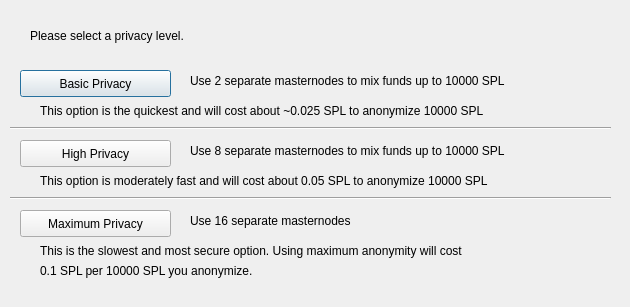
Before: the Qt Designer form src/qt/forms/obfuscationconfig.ui in MotoAcidic/Altbet-2.0.0.0, drawn with Qt 5.
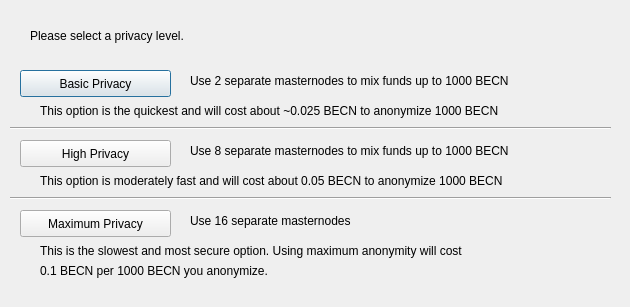
After: the same form once the commit is applied.

What changed in the file:
```diff
--- a/src/qt/forms/obfuscationconfig.ui
+++ b/src/qt/forms/obfuscationconfig.ui
@@ -75,7 +75,7 @@
     </rect>
    </property>
    <property name="text">
-    <string>Use 2 separate masternodes to mix funds up to 10000 SPL</string>
+    <string>Use 2 separate masternodes to mix funds up to 1000 BECN</string>
    </property>
   </widget>
   <widget class="QLabel" name="label_3">
@@ -88,7 +88,7 @@
     </rect>
    </property>
    <property name="text">
-    <string>Use 8 separate masternodes to mix funds up to 10000 SPL</string>
+    <string>Use 8 separate masternodes to mix funds up to 1000 BECN</string>
    </property>
   </widget>
   <widget class="QLabel" name="label_4">
@@ -114,7 +114,7 @@
     </rect>
    </property>
    <property name="text">
-    <string>This option is the quickest and will cost about ~0.025 SPL to anonymize 10000 SPL</string>
+    <string>This option is the quickest and will cost about ~0.025 BECN to anonymize 1000 BECN</string>
    </property>
   </widget>
   <widget class="QLabel" name="label_7">
@@ -127,7 +127,7 @@
     </rect>
    </property>
    <property name="text">
-    <string>This option is moderately fast and will cost about 0.05 SPL to anonymize 10000 SPL</string>
+    <string>This option is moderately fast and will cost about 0.05 BECN to anonymize 1000 BECN</string>
    </property>
   </widget>
   <widget class="QLabel" name="label_8">
@@ -153,7 +153,7 @@
     </rect>
    </property>
    <property name="text">
-    <string>0.1 SPL per 10000 SPL you anonymize.</string>
+    <string>0.1 BECN per 1000 BECN you anonymize.</string>
    </property>
   </widget>
   <widget class="Line" name="line">
```
